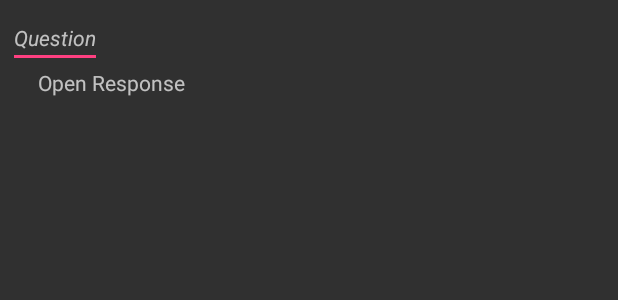
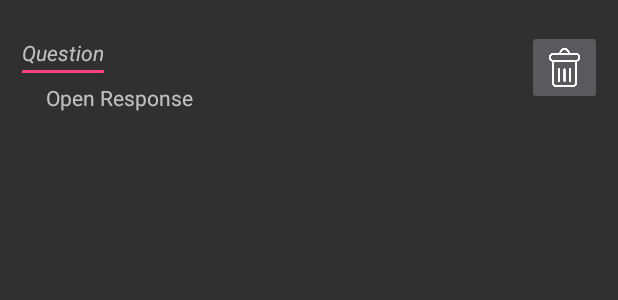
Before and after one commit to maziesmith/Quizzy, an Android app: the layout survey_list_item.xml on its own in the app's theme, with its tools: preview values and no code run, on a phone screen of 412 x 824 dp. Shown: the top 300 px of the screen. Run offline under Robolectric (Android 15) with nearby library versions, the phone set to English and light mode, and no system bars.

Commit message:
Can now delete survey items in the edit activity

```diff
--- a/App/Quizzy/app/src/main/java/com/example/admin/quizzy/CreateSurveyActivity.java
+++ b/App/Quizzy/app/src/main/java/com/example/admin/quizzy/CreateSurveyActivity.java
@@ -115,6 +115,11 @@ public class CreateSurveyActivity extends AppCompatActivity
     }
 
 
+    /**
+     * A fragment that is used to save the data in the adapter when
+     * the screen orientation changes, so it can be restored on re-creation
+     * of the activity.
+     */
     public static class RetainedFragment extends Fragment {
         private ArrayList<SurveyItem> data;
 
--- a/App/Quizzy/app/src/main/res/layout/survey_list_item.xml
+++ b/App/Quizzy/app/src/main/res/layout/survey_list_item.xml
@@ -1,10 +1,20 @@
 <?xml version="1.0" encoding="utf-8"?>
 <LinearLayout
     xmlns:android="http://schemas.android.com/apk/res/android"
+    android:layout_height="wrap_content"
+    android:layout_width="match_parent"
+    android:orientation="horizontal"
+    android:layout_marginHorizontal="5dp"
+    android:layout_marginVertical="10dp">
+
+    <LinearLayout
+        android:id="@+id/text_area"
         android:orientation="vertical"
-    android:layout_width="match_parent"
-    android:layout_height="match_parent"
-    android:layout_margin="5dp">
+        android:layout_width="0dp"
+        android:layout_height="wrap_content"
+        android:layout_weight="1"
+        android:layout_margin="5dp"
+        android:layout_gravity="center_vertical">
 
         <EditText
             android:id="@+id/question"
@@ -15,7 +25,6 @@
             android:textStyle="italic"
             android:textAppearance="?android:textAppearanceSmall" />
 
-
         <TextView
             android:id="@+id/responses_section"
             android:layout_width="wrap_content"
@@ -25,3 +34,16 @@
             android:textAppearance="?android:textAppearanceSmall"/>
 
     </LinearLayout>
+
+    <ImageButton
+        android:id="@+id/delete_btn"
+        android:layout_width="50dp"
+        android:layout_height="50dp"
+        android:layout_marginLeft="10dp"
+        android:layout_marginRight="5dp"
+        android:layout_alignParentRight="true"
+        android:layout_toRightOf="@id/text_area"
+        android:layout_gravity="center_vertical"
+        android:scaleType="fitCenter"
+        android:src="@drawable/delete_button"/>
+</LinearLayout>
```
Also changed, not shown: App/Quizzy/app/src/main/java/com/example/admin/quizzy/SurveyItemAdapter.java (+15 -1 lines), App/Quizzy/app/src/main/res/layout/survey_list_item_boolean.xml (+27 -3 lines). Lines whose indentation alone changed are shown as unchanged.
